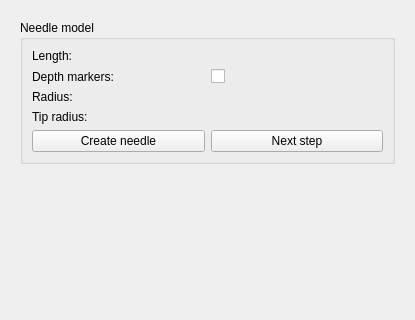
Qt form CreateModels/Resources/UI/qSlicerCreateModelsModule.ui (ckho65536/CUHKSlicerIGT) before a commit; both pictures show x 0 to 415 and y 0 to 320 of the 415 by 700 pixel window.
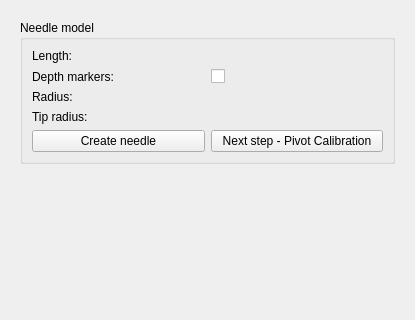
The same form after that commit. Custom widgets are drawn as their Qt base class.

The edit to the form file:
```diff
--- a/CreateModels/Resources/UI/qSlicerCreateModelsModule.ui
+++ b/CreateModels/Resources/UI/qSlicerCreateModelsModule.ui
@@ -147,7 +147,7 @@
             </sizepolicy>
            </property>
            <property name="text">
-            <string>Next step</string>
+            <string>Next step - Pivot Calibration</string>
            </property>
           </widget>
          </item>
```
